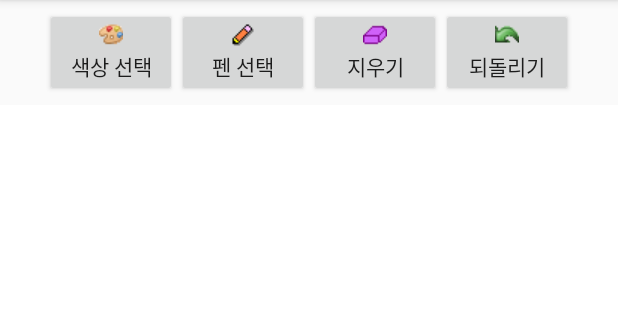
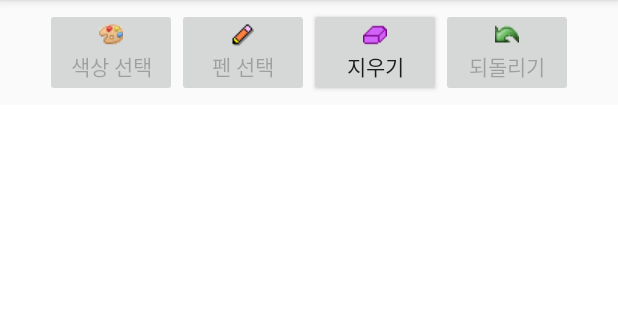
Before and after one commit to GentleDot/demo-android_1, an Android app: the PaintBoardActivity screen opened directly, with no data from a screen before it, after a tap on "지우기", on a phone screen of 412 x 824 dp, the part 84-404 px from its top. Run offline under Robolectric (Android 15) with nearby library versions, the phone set to English and light mode, and no system bars.

Commit message:
Android Practice - goodPaintBoard : colorSelect / penStrokeWidthSelect / eraser / undo functions

```diff
--- a/app/src/main/java/net/gentledot/helloandroid/PaintBoardActivity.java
+++ b/app/src/main/java/net/gentledot/helloandroid/PaintBoardActivity.java
@@ -1,17 +1,26 @@
 package net.gentledot.helloandroid;
 
 import android.content.Intent;
+import android.graphics.Color;
 import android.support.v7.app.AppCompatActivity;
 import android.os.Bundle;
 import android.view.View;
 import android.widget.Button;
 import net.gentledot.helloandroid.listeners.OnColorSelectedListener;
+import net.gentledot.helloandroid.listeners.OnPenSelectedListener;
 import net.gentledot.helloandroid.view.PaintBoardView;
 
 public class PaintBoardActivity extends AppCompatActivity {
     private static final int REQUEST_CODE_COLOR = 101;
 
     PaintBoardView board;
+    Button colorSettingBtn;
+    Button penSettingBtn;
+    Button eraserBtn;
+    Button undoBtn;
+
+    int oldColor = 0;
+    int oldSize = 0;
 
     int mColor = 0xFF000000;
     int mSize = 2;
@@ -25,7 +34,7 @@
 
         board = (PaintBoardView) findViewById(R.id.paintArea);
 
-        Button colorSettingBtn = (Button) findViewById(R.id.setColorBtn);
+        colorSettingBtn = (Button) findViewById(R.id.setColorBtn);
         colorSettingBtn.setOnClickListener(new View.OnClickListener() {
             @Override
             public void onClick(View v) {
@@ -42,27 +51,62 @@
             }
         });
 
-        Button penSettingBtn = (Button) findViewById(R.id.setPenBtn);
+        penSettingBtn = (Button) findViewById(R.id.setPenBtn);
         penSettingBtn.setOnClickListener(new View.OnClickListener() {
             @Override
             public void onClick(View v) {
+                PenPaletteDialogActivity.penListener = new OnPenSelectedListener() {
+                    @Override
+                    public void onPenSelected(int penSize) {
+                        mSize = penSize;
+                        board.updatePaintProperty(mColor, mSize);
+                    }
+                };
+
+                Intent intent = new Intent(getApplicationContext(), PenPaletteDialogActivity.class);
+                startActivity(intent);
             }
         });
 
-        Button eraserBtn = (Button) findViewById(R.id.eraserBtn);
+        eraserBtn = (Button) findViewById(R.id.eraserBtn);
         eraserBtn.setOnClickListener(new View.OnClickListener() {
             @Override
             public void onClick(View v) {
-                eraserSelected = true;
+                eraserSelected = !eraserSelected;
                 if(eraserSelected){
+                    colorSettingBtn.setEnabled(false);
+                    penSettingBtn.setEnabled(false);
+                    undoBtn.setEnabled(false);
 
+                    colorSettingBtn.invalidate();
+                    penSettingBtn.invalidate();
+                    undoBtn.invalidate();
+
+                    oldColor = mColor;
+                    oldSize = mSize;
+
+                    mColor = Color.WHITE;
+                    mSize = mSize * 2;
+
+                    board.updatePaintProperty(mColor, mSize);
                 } else {
+                    colorSettingBtn.setEnabled(true);
+                    penSettingBtn.setEnabled(true);
+                    undoBtn.setEnabled(true);
 
+                    colorSettingBtn.invalidate();
+                    penSettingBtn.invalidate();
+                    undoBtn.invalidate();
+
+                    mColor = oldColor;
+                    mSize = oldSize;
+
+                    board.updatePaintProperty(mColor, mSize);
                 }
             }
         });
 
-        Button undoBtn = (Button) findViewById(R.id.undoBtn);
+        undoBtn = (Button) findViewById(R.id.undoBtn);
         undoBtn.setOnClickListener(new View.OnClickListener() {
             @Override
             public void onClick(View v) {
```
Also changed, not shown: app/src/main/AndroidManifest.xml (+7 -3 lines), app/src/main/java/net/gentledot/helloandroid/PenPaletteDialogActivity.java (added, +153 -0 lines), app/src/main/res/layout/activity_pen_palette_dialog.xml (added, +25 -0 lines), app/src/main/java/net/gentledot/helloandroid/view/PaintBoardView.java (line endings or trailing spaces).
